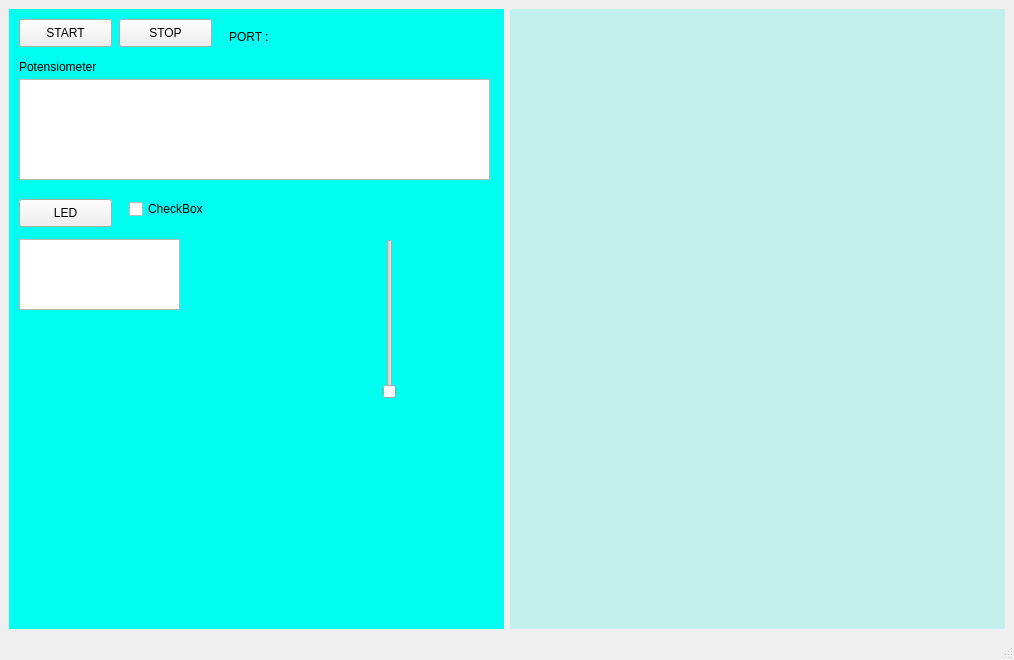
The window that gui.ui (timhdbmeits/gui_hemodialisis) describes before a commit, drawn with Qt 5.
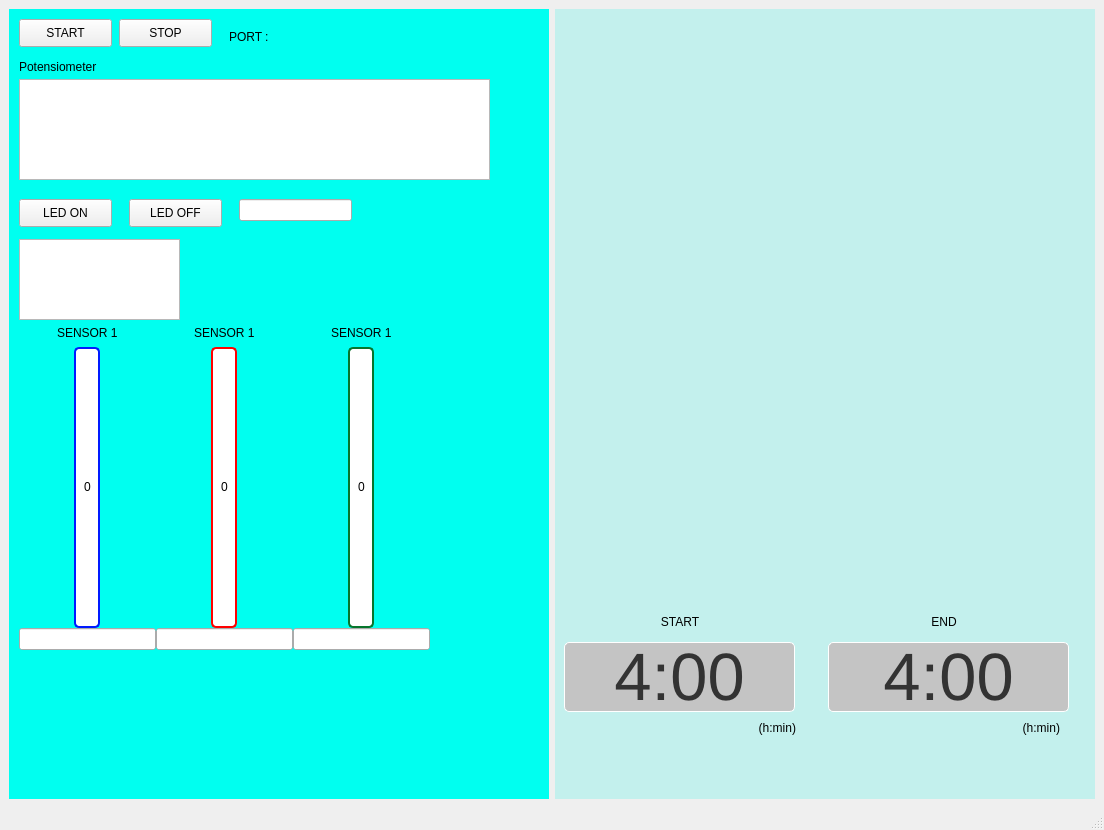
The same window after the commit.

```diff
--- a/gui.ui
+++ b/gui.ui
@@ -6,8 +6,8 @@
    <rect>
     <x>0</x>
     <y>0</y>
-    <width>1014</width>
-    <height>660</height>
+    <width>1104</width>
+    <height>830</height>
    </rect>
   </property>
   <property name="windowTitle">
@@ -32,13 +32,16 @@
    <layout class="QGridLayout" name="gridLayout_2">
     <item row="0" column="0" rowspan="3">
      <widget class="QWidget" name="pbarmenu" native="true">
+      <property name="enabled">
+       <bool>true</bool>
+      </property>
       <widget class="QTextEdit" name="textEdit_2">
        <property name="geometry">
         <rect>
          <x>10</x>
          <y>230</y>
          <width>161</width>
-         <height>71</height>
+         <height>81</height>
         </rect>
        </property>
        <property name="maximumSize">
@@ -123,40 +126,258 @@
         </rect>
        </property>
        <property name="text">
-        <string>LED</string>
+        <string>LED ON</string>
        </property>
        <property name="checkable">
         <bool>false</bool>
        </property>
       </widget>
-      <widget class="QCheckBox" name="checkBox">
+      <widget class="QLineEdit" name="ledEdit">
+       <property name="geometry">
+        <rect>
+         <x>230</x>
+         <y>190</y>
+         <width>113</width>
+         <height>22</height>
+        </rect>
+       </property>
+      </widget>
+      <widget class="QPushButton" name="pushButton_4">
        <property name="geometry">
         <rect>
          <x>120</x>
          <y>190</y>
-         <width>81</width>
-         <height>20</height>
+         <width>93</width>
+         <height>28</height>
         </rect>
        </property>
        <property name="text">
-        <string>CheckBox</string>
+        <string>LED OFF</string>
        </property>
-      </widget>
-      <widget class="QSlider" name="verticalSlider">
-       <property name="enabled">
+       <property name="checkable">
         <bool>false</bool>
        </property>
+      </widget>
+      <widget class="QWidget" name="gridLayoutWidget">
        <property name="geometry">
         <rect>
-         <x>370</x>
-         <y>230</y>
-         <width>22</width>
-         <height>160</height>
+         <x>10</x>
+         <y>310</y>
+         <width>411</width>
+         <height>331</height>
         </rect>
        </property>
-       <property name="orientation">
-        <enum>Qt::Vertical</enum>
-       </property>
+       <layout class="QGridLayout" name="gridLayout_3" rowstretch="0" columnstretch="0,0,0">
+        <property name="spacing">
+         <number>0</number>
+        </property>
+        <item row="0" column="2">
+         <layout class="QVBoxLayout" name="verticalLayout_3" stretch="1,10,1">
+          <item alignment="Qt::AlignHCenter">
+           <widget class="QLabel" name="s3_label">
+            <property name="text">
+             <string>SENSOR 1</string>
+            </property>
+           </widget>
+          </item>
+          <item alignment="Qt::AlignHCenter">
+           <widget class="QProgressBar" name="s3_bar">
+            <property name="contextMenuPolicy">
+             <enum>Qt::DefaultContextMenu</enum>
+            </property>
+            <property name="layoutDirection">
+             <enum>Qt::LeftToRight</enum>
+            </property>
+            <property name="autoFillBackground">
+             <bool>false</bool>
+            </property>
+            <property name="styleSheet">
+             <string notr="true">QProgressBar {
+    text-align: center;
+	background: #FFFFFF;
+	border: 2px solid #06752C;
+	box-sizing: border-box;
+	border-radius: 5px;
+}
+QProgressBar::chunk {
+    background: #06752C;
+}</string>
+            </property>
+            <property name="minimum">
+             <number>0</number>
+            </property>
+            <property name="maximum">
+             <number>1023</number>
+            </property>
+            <property name="value">
+             <number>0</number>
+            </property>
+            <property name="alignment">
+             <set>Qt::AlignCenter</set>
+            </property>
+            <property name="textVisible">
+             <bool>true</bool>
+            </property>
+            <property name="orientation">
+             <enum>Qt::Vertical</enum>
+            </property>
+            <property name="invertedAppearance">
+             <bool>false</bool>
+            </property>
+            <property name="textDirection">
+             <enum>QProgressBar::BottomToTop</enum>
+            </property>
+            <property name="format">
+             <string>%v</string>
+            </property>
+           </widget>
+          </item>
+          <item>
+           <widget class="QLineEdit" name="s3_edit">
+            <property name="mouseTracking">
+             <bool>true</bool>
+            </property>
+           </widget>
+          </item>
+         </layout>
+        </item>
+        <item row="0" column="1">
+         <layout class="QVBoxLayout" name="verticalLayout_2" stretch="1,10,1">
+          <item alignment="Qt::AlignHCenter">
+           <widget class="QLabel" name="s2_label">
+            <property name="text">
+             <string>SENSOR 1</string>
+            </property>
+           </widget>
+          </item>
+          <item alignment="Qt::AlignHCenter">
+           <widget class="QProgressBar" name="s2_bar">
+            <property name="contextMenuPolicy">
+             <enum>Qt::DefaultContextMenu</enum>
+            </property>
+            <property name="layoutDirection">
+             <enum>Qt::LeftToRight</enum>
+            </property>
+            <property name="autoFillBackground">
+             <bool>false</bool>
+            </property>
+            <property name="styleSheet">
+             <string notr="true">QProgressBar {
+    text-align: center;
+	background: #FFFFFF;
+	border: 2px solid #FF0000;;
+	box-sizing: border-box;
+	border-radius: 5px;
+}
+QProgressBar::chunk {
+    background: #FF0000;;
+}</string>
+            </property>
+            <property name="minimum">
+             <number>0</number>
+            </property>
+            <property name="maximum">
+             <number>1023</number>
+            </property>
+            <property name="value">
+             <number>0</number>
+            </property>
+            <property name="alignment">
+             <set>Qt::AlignCenter</set>
+            </property>
+            <property name="textVisible">
+             <bool>true</bool>
+            </property>
+            <property name="orientation">
+             <enum>Qt::Vertical</enum>
+            </property>
+            <property name="invertedAppearance">
+             <bool>false</bool>
+            </property>
+            <property name="textDirection">
+             <enum>QProgressBar::BottomToTop</enum>
+            </property>
+            <property name="format">
+             <string>%v</string>
+            </property>
+           </widget>
+          </item>
+          <item>
+           <widget class="QLineEdit" name="s2_edit">
+            <property name="autoFillBackground">
+             <bool>false</bool>
+            </property>
+           </widget>
+          </item>
+         </layout>
+        </item>
+        <item row="0" column="0">
+         <layout class="QVBoxLayout" name="verticalLayout_1" stretch="1,10,1">
+          <item alignment="Qt::AlignHCenter">
+           <widget class="QLabel" name="s1_label">
+            <property name="text">
+             <string>SENSOR 1</string>
+            </property>
+           </widget>
+          </item>
+          <item alignment="Qt::AlignHCenter">
+           <widget class="QProgressBar" name="s1_bar">
+            <property name="contextMenuPolicy">
+             <enum>Qt::DefaultContextMenu</enum>
+            </property>
+            <property name="layoutDirection">
+             <enum>Qt::LeftToRight</enum>
+            </property>
+            <property name="autoFillBackground">
+             <bool>false</bool>
+            </property>
+            <property name="styleSheet">
+             <string notr="true">QProgressBar {
+    text-align: center;
+	background: #FFFFFF;
+	border: 2px solid #001AFF;
+	box-sizing: border-box;
+	border-radius: 5px;
+}
+QProgressBar::chunk {
+    background: #001AFF;
+}</string>
+            </property>
+            <property name="minimum">
+             <number>0</number>
+            </property>
+            <property name="maximum">
+             <number>1023</number>
+            </property>
+            <property name="value">
+             <number>0</number>
+            </property>
+            <property name="alignment">
+             <set>Qt::AlignCenter</set>
+            </property>
+            <property name="textVisible">
+             <bool>true</bool>
+            </property>
+            <property name="orientation">
+             <enum>Qt::Vertical</enum>
+            </property>
+            <property name="invertedAppearance">
+             <bool>false</bool>
+            </property>
+            <property name="textDirection">
+             <enum>QProgressBar::BottomToTop</enum>
+            </property>
+            <property name="format">
+             <string>%v</string>
+            </property>
+           </widget>
+          </item>
+          <item>
+           <widget class="QLineEdit" name="s1_edit"/>
+          </item>
+         </layout>
+        </item>
+       </layout>
       </widget>
      </widget>
     </item>
@@ -166,8 +387,171 @@
        <string notr="true"/>
       </property>
       <layout class="QGridLayout" name="gridLayout">
+       <item row="4" column="0">
+        <widget class="QWidget" name="start" native="true">
+         <property name="styleSheet">
+          <string notr="true"/>
+         </property>
+         <widget class="QLabel" name="label_4">
+          <property name="geometry">
+           <rect>
+            <x>0</x>
+            <y>110</y>
+            <width>232</width>
+            <height>32</height>
+           </rect>
+          </property>
+          <property name="styleSheet">
+           <string notr="true">font: 14pt &quot;Roboto&quot;;
+background-color: rgb(195, 240, 237);</string>
+          </property>
+          <property name="text">
+           <string>(h:min)</string>
+          </property>
+          <property name="alignment">
+           <set>Qt::AlignRight|Qt::AlignTrailing|Qt::AlignVCenter</set>
+          </property>
+         </widget>
+         <widget class="QLabel" name="label_11">
+          <property name="geometry">
+           <rect>
+            <x>0</x>
+            <y>0</y>
+            <width>232</width>
+            <height>40</height>
+           </rect>
+          </property>
+          <property name="styleSheet">
+           <string notr="true">
+background-color: rgb(195, 240, 237);</string>
+          </property>
+          <property name="text">
+           <string>START</string>
+          </property>
+          <property name="alignment">
+           <set>Qt::AlignCenter</set>
+          </property>
+         </widget>
+         <widget class="QPushButton" name="button_end_2">
+          <property name="geometry">
+           <rect>
+            <x>0</x>
+            <y>40</y>
+            <width>231</width>
+            <height>70</height>
+           </rect>
+          </property>
+          <property name="styleSheet">
+           <string notr="true">font: 50pt;
+color: #333;
+background: #C4C4C4;
+border: 1px solid #FFFFFF;
+box-sizing: border-box;
+box-shadow: 0px 4px 4px rgba(0, 0, 0, 0.25);
+border-radius: 5px;</string>
+          </property>
+          <property name="text">
+           <string>4:00</string>
+          </property>
+         </widget>
+        </widget>
+       </item>
+       <item row="2" column="1">
+        <widget class="QWidget" name="ufobj" native="true">
+         <property name="styleSheet">
+          <string notr="true"/>
+         </property>
+        </widget>
+       </item>
+       <item row="2" column="0">
+        <widget class="QWidget" name="uftime" native="true">
+         <property name="styleSheet">
+          <string notr="true"/>
+         </property>
+        </widget>
+       </item>
+       <item row="3" column="0">
+        <widget class="QWidget" name="ufrate" native="true">
+         <property name="styleSheet">
+          <string notr="true"/>
+         </property>
+        </widget>
+       </item>
+       <item row="3" column="1">
+        <widget class="QWidget" name="ufrmv" native="true">
+         <property name="styleSheet">
+          <string notr="true"/>
+         </property>
+        </widget>
+       </item>
        <item row="4" column="1">
-        <widget class="QWidget" name="end" native="true"/>
+        <widget class="QWidget" name="end" native="true">
+         <property name="styleSheet">
+          <string notr="true"/>
+         </property>
+         <widget class="QLabel" name="label_10">
+          <property name="geometry">
+           <rect>
+            <x>0</x>
+            <y>0</y>
+            <width>232</width>
+            <height>40</height>
+           </rect>
+          </property>
+          <property name="styleSheet">
+           <string notr="true">
+background-color: rgb(195, 240, 237);</string>
+          </property>
+          <property name="text">
+           <string>END</string>
+          </property>
+          <property name="alignment">
+           <set>Qt::AlignCenter</set>
+          </property>
+         </widget>
+         <widget class="QLabel" name="label_3">
+          <property name="geometry">
+           <rect>
+            <x>0</x>
+            <y>110</y>
+            <width>232</width>
+            <height>32</height>
+           </rect>
+          </property>
+          <property name="styleSheet">
+           <string notr="true">font: 14pt &quot;Roboto&quot;;
+background-color: rgb(195, 240, 237);</string>
+          </property>
+          <property name="text">
+           <string>(h:min)</string>
+          </property>
+          <property name="alignment">
+           <set>Qt::AlignRight|Qt::AlignTrailing|Qt::AlignVCenter</set>
+          </property>
+         </widget>
+         <widget class="QPushButton" name="button_end">
+          <property name="geometry">
+           <rect>
+            <x>0</x>
+            <y>40</y>
+            <width>241</width>
+            <height>70</height>
+           </rect>
+          </property>
+          <property name="styleSheet">
+           <string notr="true">font: 50pt;
+color: #333;
+background: #C4C4C4;
+border: 1px solid #FFFFFF;
+box-sizing: border-box;
+box-shadow: 0px 4px 4px rgba(0, 0, 0, 0.25);
+border-radius: 5px;</string>
+          </property>
+          <property name="text">
+           <string>4:00</string>
+          </property>
+         </widget>
+        </widget>
        </item>
        <item row="1" column="0" colspan="2">
         <widget class="QWidget" name="errormsg" native="true">
```
Left out of the diff: 17 changed lines with no effect on the pictures.
